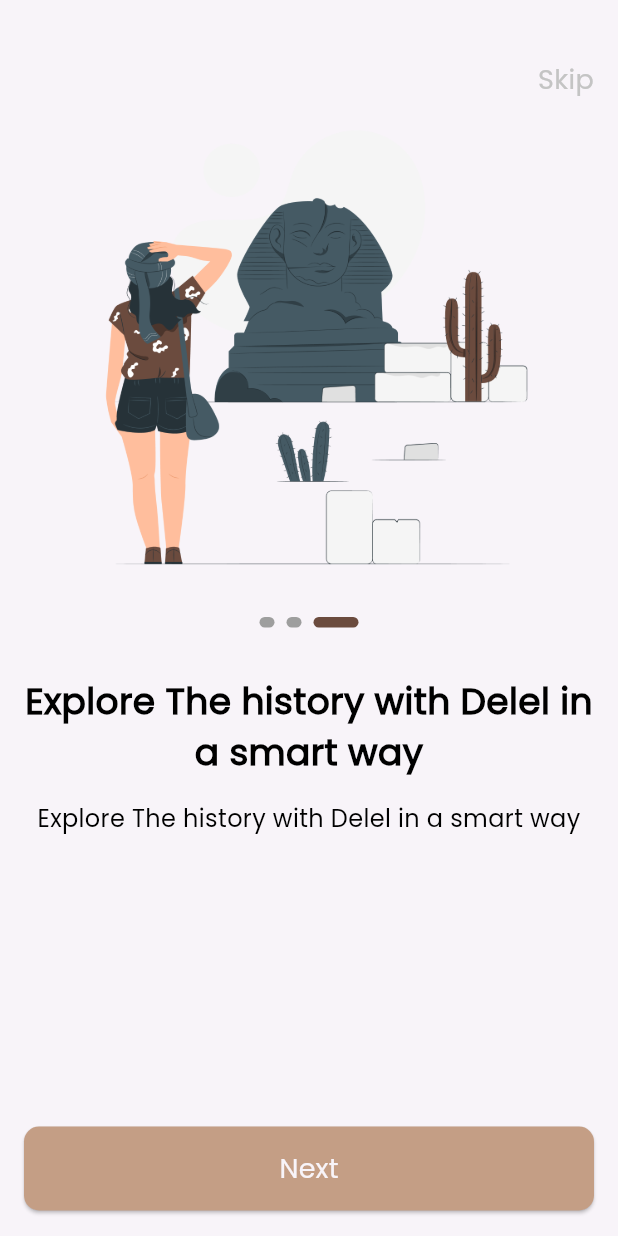
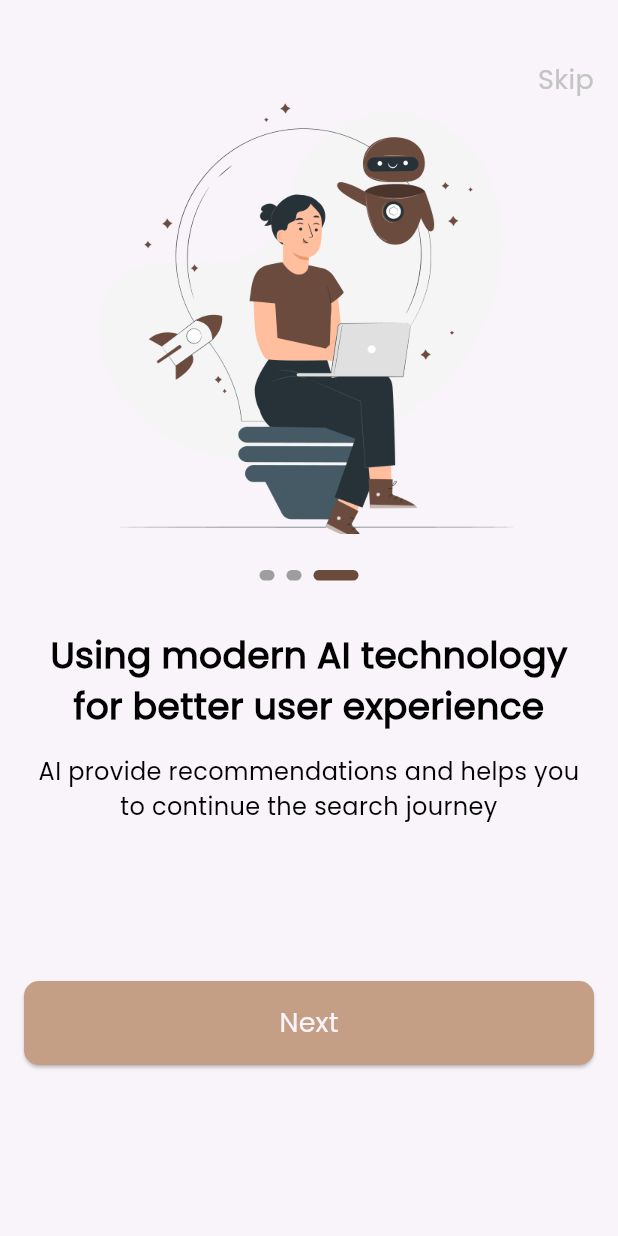
Before and after one commit to ZakriaFathi/dalel, a Flutter app: the screen it shows after launch, swiped to page 3, on a phone screen of 412 x 824 dp. Run offline on Flutter 3.47's test engine with Material 3 defaults, Android fonts, the light colour scheme and no system bars; drawn by our look-alikes of smooth_page_indicator; our stand-ins replace go_router.

Commit message:
create on boarding model

```diff
--- a/lib/core/functions/Navigation.dart
+++ b/lib/core/functions/Navigation.dart
@@ -3,3 +3,7 @@ import 'package:go_router/go_router.dart';
 void customNavigate(context, String path) {
   GoRouter.of(context).push(path);
 }
+
+void customReplacementNavigate(context, String path) {
+  GoRouter.of(context).pushReplacement(path);
+}
--- a/lib/core/widgets/custombtn.dart
+++ b/lib/core/widgets/custombtn.dart
@@ -1,5 +1,4 @@
 import 'package:dalel_first_project/core/utils/app_colors.dart';
-import 'package:dalel_first_project/core/utils/app_strings.dart';
 import 'package:dalel_first_project/core/utils/app_text_style.dart';
 import 'package:flutter/material.dart';
 
--- /dev/null
+++ b/lib/features/on_boarding/data/Models/on_boarding_model.dart
@@ -0,0 +1,33 @@
+import '../../../../core/utils/app_assets.dart';
+
+class OnBoardingModel {
+  final String imagePath;
+  final String title;
+  final String subTitle;
+
+  OnBoardingModel({
+    required this.imagePath,
+    required this.title,
+    required this.subTitle,
+  });
+}
+
+List<OnBoardingModel> onBoardingData = [
+  OnBoardingModel(
+    imagePath: Assets.imagesOnBoarding1,
+    title: "Explore The history with Dalel in a smart way",
+    subTitle:
+    "Using our app’s history libraries you can find many historical periods ",
+  ),
+  OnBoardingModel(
+    imagePath: Assets.imagesOnBoarding2,
+    title: "From every place on earth",
+    subTitle: "A big variety of ancient places from all over the world",
+  ),
+  OnBoardingModel(
+    imagePath: Assets.imagesOnBoarding3,
+    title: "Using modern AI technology for better user experience",
+    subTitle:
+    "AI provide recommendations and helps you to continue the search journey",
+  ),
+];
--- a/lib/features/on_boarding/presentation/views/Widgets/on_boarding_widget_view_body.dart
+++ b/lib/features/on_boarding/presentation/views/Widgets/on_boarding_widget_view_body.dart
@@ -1,5 +1,6 @@
 import 'package:dalel_first_project/core/utils/app_assets.dart';
 import 'package:dalel_first_project/core/utils/app_text_style.dart';
+import 'package:dalel_first_project/features/on_boarding/data/Models/on_boarding_model.dart';
 import 'package:dalel_first_project/features/on_boarding/presentation/views/Widgets/custom_smooth_page_Indicator.dart';
 import 'package:flutter/material.dart';
 
@@ -10,27 +11,42 @@ class OnBoargingWidgetBody extends StatelessWidget {
 
   @override
   Widget build(BuildContext context) {
-    return Expanded(
+    return SizedBox(
+      height: 500,
       child: PageView.builder(
+        physics: const BouncingScrollPhysics(),
         controller: _controller,
-        itemCount: 3,
+        itemCount: onBoardingData.length,
         itemBuilder: (context, index) {
           return Column(
             children: [
-              Image.asset(Assets.imagesOnBoarding1),
+              Container(
+                height: 290,
+                width: 343,
+                decoration: BoxDecoration(
+                  image: DecorationImage(
+                    image: AssetImage(
+                      onBoardingData[index].imagePath,
+                    ),
+                    fit: BoxFit.fill,
+                  ),
+                ),
+              ),
               const SizedBox(height: 24),
               CustomSmoothpageIndecator.CustomSmoothpageIndicator(
                   controller: _controller),
               const SizedBox(height: 32),
               Text(
-                "Explore The history with Delel in a smart way",
+                onBoardingData[index].title,
                 style: CustomTextStyles.poppins500style24
                     .copyWith(fontWeight: FontWeight.bold),
                 textAlign: TextAlign.center,
+                maxLines: 2,
+                overflow: TextOverflow.ellipsis,
               ),
               const SizedBox(height: 16),
-              const Text(
-                "Explore The history with Delel in a smart way",
+              Text(
+                onBoardingData[index].subTitle,
                 style: CustomTextStyles.poppins300style16,
                 textAlign: TextAlign.center,
               ),
--- a/lib/features/on_boarding/presentation/views/on_boarding_view.dart
+++ b/lib/features/on_boarding/presentation/views/on_boarding_view.dart
@@ -13,11 +13,15 @@ class OnBoardingView extends StatelessWidget {
       child: Scaffold(
         body: Padding(
           padding: const EdgeInsets.symmetric(horizontal: 16.0),
-          child: Column(
+          child: ListView(
+            physics: const BouncingScrollPhysics(),
             children: [
               const SizedBox(height: 40),
               const customNavBar(),
               OnBoargingWidgetBody(),
+              const SizedBox(
+                height: 88,
+              ),
               const CustomBtn(
                 text: AppStrings.next,
               ),
--- a/lib/features/splash/presentation/views/splash_view.dart
+++ b/lib/features/splash/presentation/views/splash_view.dart
@@ -32,6 +32,6 @@ class _SplashViewState extends State<SplashView> {
 
 void delayedNavigate(context) {
   Future.delayed(const Duration(seconds: 2), () {
-    customNavigate(context, "/onBoarding");
+    customReplacementNavigate(context, "/onBoarding");
   });
 }
```
Also changed, not shown: 1 other file.
